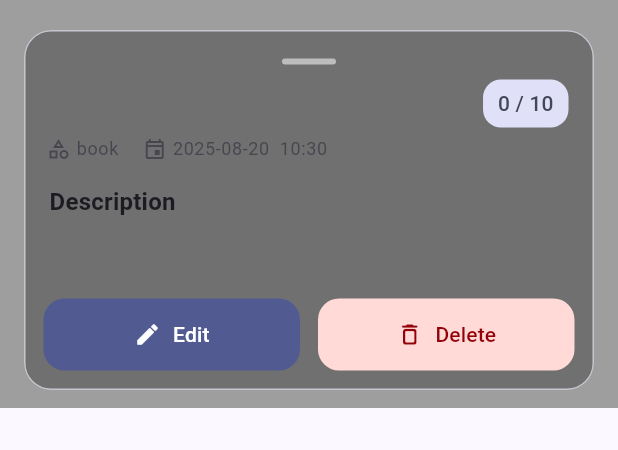
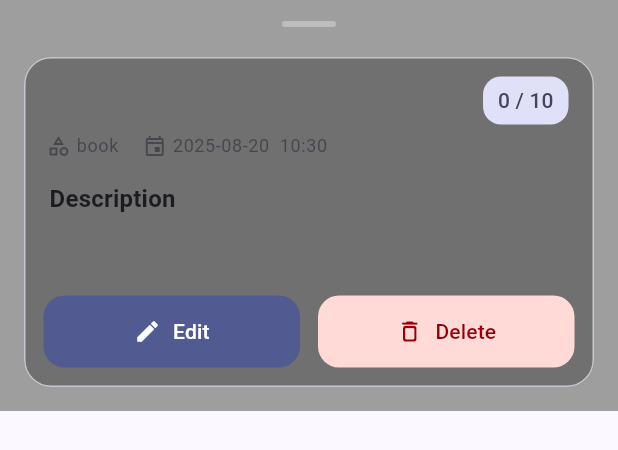
Before and after one commit to simeonov123/Wiki-Like-Vault, a Flutter app: the EntryDetailsSheet widget shown alone on an empty page, opened directly with empty values, on a phone screen of 412 x 824 dp. Shown: the top 450 px of the screen. Run offline on Flutter 3.47's test engine with Material 3 defaults, Android fonts, the phone set to English and light mode, and no system bars; our stand-ins replace flutter_colorpicker, flutter_rating_bar, flutter_riverpod, image_picker, permission_handler, shared_preferences and 1 more; accounts and stored records are empty.

Commit message:
feat(entry-details): refine bottom sheet layout and padding adjustments

```diff
--- a/wlv/lib/presentation/pages/entry_details_sheet.dart
+++ b/wlv/lib/presentation/pages/entry_details_sheet.dart
@@ -36,15 +36,17 @@ Future<void> showEntryDetailsSheet(
   context: context,
   isScrollControlled: true,
   useSafeArea: true,
-    showDragHandle: false, // 🚫 remove system handle/white bar
+  showDragHandle: false, // ⬅️ turn OFF the system handle
   backgroundColor: entry.imagePaths.isNotEmpty
       ? Theme.of(context).colorScheme.surface
-        : entry.effectiveColor, // fallback to entry color if no image
+      : entry.effectiveColor,
   shape: const RoundedRectangleBorder(
-      borderRadius: BorderRadius.vertical(top: Radius.circular(24)),
+    borderRadius: BorderRadius.vertical(top: Radius.circular(10)),
   ),
+  clipBehavior: Clip.antiAlias, // ⬅️ so shape is respected
   builder: (ctx) => EntryDetailsSheet(entry: entry),
 );
+
 }
 
 class EntryDetailsSheet extends ConsumerStatefulWidget {
@@ -180,9 +182,9 @@ class _EntryDetailsSheetState extends ConsumerState<EntryDetailsSheet> {
               SingleChildScrollView(
                 padding: EdgeInsets.fromLTRB(
                   16,
-                  20, // ⬆️ add top padding above the container
+                  14, // ⬆️ add top padding above the container
                   16,
-                  MediaQuery.of(context).padding.bottom + 12,
+                  MediaQuery.of(context).padding.bottom + 16,
                 ),
                 child: Center(
                   child: ConstrainedBox(
@@ -190,18 +192,8 @@ class _EntryDetailsSheetState extends ConsumerState<EntryDetailsSheet> {
                     child: Column(
                       mainAxisSize: MainAxisSize.min,
                       children: [
-                        // ───────── Outer SOLID darker panel for contrast ─────────
-                        _OuterPanel(
-                          baseColor: _entry.effectiveColor,
-                          blur: blur, // blur is harmless even if panel is solid
-                          child: Padding(
-                            padding: const EdgeInsets.all(0),
-                            child: Column(
-                              crossAxisAlignment: CrossAxisAlignment.start,
-                              children: [
-                                // ✅ Single (internal) drag bar only
                         Padding(
-                                  padding: const EdgeInsets.only(top: 6, bottom: 10),
+                                  padding: const EdgeInsets.only(top: 0, bottom: 20),
                                   child: Center(
                                     child: Container(
                                       width: 36,
@@ -213,6 +205,17 @@ class _EntryDetailsSheetState extends ConsumerState<EntryDetailsSheet> {
                                     ),
                                   ),
                                 ),
+                        // ───────── Outer SOLID darker panel for contrast ─────────
+                        _OuterPanel(
+                          baseColor: _entry.effectiveColor,
+                          blur: blur, // blur is harmless even if panel is solid
+                          child: Padding(
+                            padding: const EdgeInsets.all(0),
+                            child: Column(
+                              crossAxisAlignment: CrossAxisAlignment.start,
+                              children: [
+                                // ✅ Single (internal) drag bar only
+
 
                                 // Title row
                                 Row(
```
Lines whose indentation alone changed are shown as unchanged.
